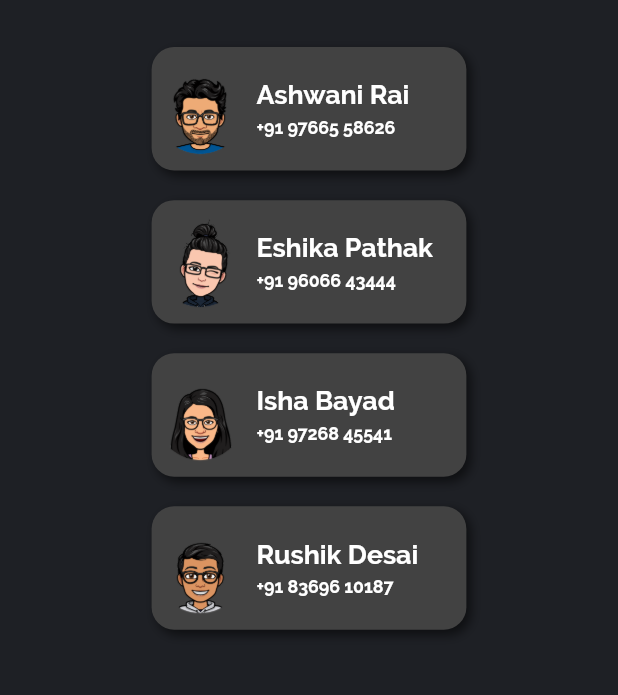
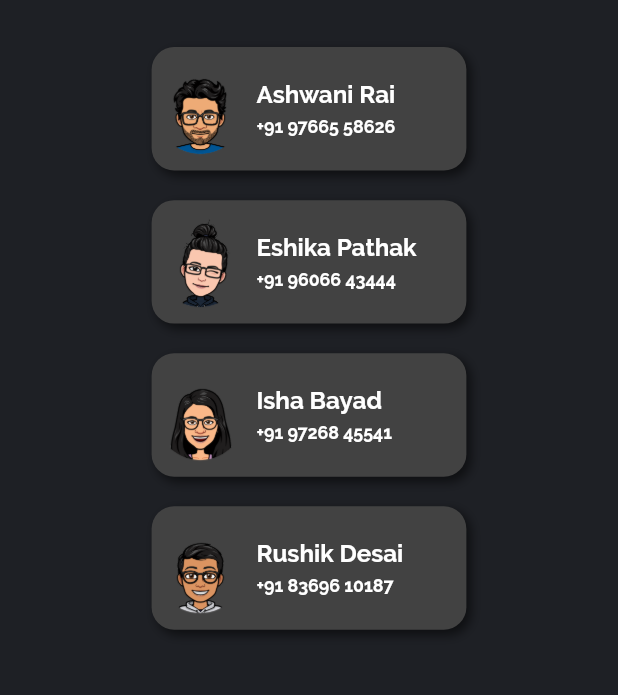
Before and after one commit to GautamV234/Blithchron, a Flutter app: the ContactUsScreen screen opened by its route, on a phone screen of 412 x 824 dp, the part 508-1203 px from its top. Run offline on Flutter 3.47's test engine with Material 2 defaults, Android fonts, the phone set to English and light mode, and no system bars; our stand-ins replace flutter_spinkit; missing offline and left inert: vs_scrollbar.

```diff
--- a/lib/Providers/EventsProvider.dart
+++ b/lib/Providers/EventsProvider.dart
@@ -1,4 +1,4 @@
-import 'package:Blith1/Widgets/HomeScreenItem.dart';
+// import 'package:Blith1/Widgets/HomeScreenItem.dart';
 import 'package:flutter/material.dart';
 import '../Model/HomeScreenModel.dart';
 
@@ -10,7 +10,7 @@
       dateSuffix: 'th',
       dateMonth: 'MAR',
       eventName: 'Reverb',
-      eventDescription: 'Registeration is live!',
+      eventDescription: 'An EDM production competition',
       color: [Color(0xff9a68f8), Color(0xff8a48fd), Color(0xff7320fe)],
       routeName: 'None',
     ),
@@ -20,7 +20,7 @@
       dateSuffix: 'th',
       dateMonth: 'MAR',
       eventName: 'Mezkala',
-      eventDescription: 'Registeration is live!',
+      eventDescription: 'Blending dance forms',
       color: [Color(0xffff6ed1), Color(0xffff21e0), Color(0xffff27e0)],
       routeName: 'None',
     ),
@@ -30,7 +30,7 @@
       dateSuffix: 'th',
       dateMonth: 'MAR',
       eventName: 'Unkahi',
-      eventDescription: 'Registeration is live!',
+      eventDescription: 'Find your solace in poetry!',
       color: [Color(0xff5ea8fe), Color(0xff3e93fe), Color(0xff347def)],
       routeName: 'None',
     ),
@@ -40,7 +40,7 @@
       dateSuffix: 'th',
       dateMonth: 'MAR',
       eventName: 'ExaggeratAD',
-      eventDescription: 'Registeration is live!',
+      eventDescription: 'Create MAD ads and win big!',
       color: [Color(0xff27d1e6), Color(0xff1dc9de), Color(0xff12b7cc)],
       routeName: 'None',
     ),
@@ -50,7 +50,7 @@
       dateSuffix: 'nd',
       dateMonth: 'MAR',
       eventName: 'Skirmish',
-      eventDescription: 'Registeration is live!',
+      eventDescription: 'A gaming event',
       color: [Color(0xff3ee4ab), Color(0xff07e19d), Color(0xff03beab)],
       routeName: 'None',
     ),
@@ -60,7 +60,8 @@
       dateSuffix: 'nd',
       dateMonth: 'MAR',
       eventName: 'Lenz Law',
-      eventDescription: 'Registeration is live!',
+      eventDescription:
+          'Ready for a 15 second photo challenge and some theme based photography?',
       color: [Color(0xff5ea8fe), Color(0xff3e93fe), Color(0xff347def)],
       routeName: 'None',
     ),
@@ -70,7 +71,7 @@
       dateSuffix: 'th',
       dateMonth: 'MAR',
       eventName: 'Quizzitch',
-      eventDescription: 'Registeration is live!',
+      eventDescription: 'Harry Potter and F.R.I.E.N.D.S fandom quiz',
       color: [Color(0xff9a68f8), Color(0xff8a48fd), Color(0xff7320fe)],
       routeName: 'None',
     ),
--- a/lib/Providers/EventsScreenProvider.dart
+++ b/lib/Providers/EventsScreenProvider.dart
@@ -30,7 +30,7 @@
       eventRegister:
           'https://docs.google.com/forms/d/e/1FAIpQLScps9WaR44CM-CT7ZLAjHxJx0CqtIoLYR9r3reiK_UxFMmWvA/viewform?usp=sf_link',
       eventRuleBook:
-          'https://drive.google.com/file/d/17kSkZppqjO0OqbuEZCXvEhX1KklJO4Ky/view?usp=drivesdk',
+          'https://drive.google.com/file/d/1URoEm-x7YtOjVzlZPGql0OwFyQt7lVvm/view',
     ),
     EventsModel(
       eventName: 'Reverb',
--- a/lib/Screens/ContactUsScreen.dart
+++ b/lib/Screens/ContactUsScreen.dart
@@ -280,7 +280,7 @@
                                 'Ashwani Rai',
                                 style: TextStyle(
                                   color: Colors.white,
-                                  fontSize: _screenHeight * 0.021559,
+                                  fontSize: _screenHeight * 0.019559,
                                 ),
                               ),
                               SizedBox(height: _screenHeight * 0.00598),
@@ -329,7 +329,8 @@
                                 'Eshika Pathak',
                                 style: TextStyle(
                                   color: Colors.white,
-                                  fontSize: _screenHeight * 0.021559,
+                                  fontSize: _screenHeight * 0.019559,
+                                  // fontSize: _screenHeight * 0.021559,
                                 ),
                               ),
                               SizedBox(height: _screenHeight * 0.00598),
@@ -378,7 +379,8 @@
                                 'Isha Bayad',
                                 style: TextStyle(
                                   color: Colors.white,
-                                  fontSize: _screenHeight * 0.021559,
+                                  fontSize: _screenHeight * 0.019559,
+                                  // fontSize: _screenHeight * 0.021559,
                                 ),
                               ),
                               SizedBox(height: _screenHeight * 0.00598),
@@ -428,7 +430,8 @@
                                 'Rushik Desai',
                                 style: TextStyle(
                                   color: Colors.white,
-                                  fontSize: _screenHeight * 0.021559,
+                                  fontSize: _screenHeight * 0.019559,
+                                  // fontSize: _screenHeight * 0.021559,
                                 ),
                               ),
                               SizedBox(height: _screenHeight * 0.00598),
--- a/lib/Screens/OurTeamScreen.dart
+++ b/lib/Screens/OurTeamScreen.dart
@@ -1,3 +1,4 @@
+import 'package:Blith1/Widgets/MyDrawer.dart';
 import 'package:flutter/material.dart';
 import '../Widgets/OurTeamItem.dart';
 
@@ -100,6 +101,7 @@
 
     return Scaffold(
       backgroundColor: Color(0xff1e2025),
+      drawer: MyDrawer(),
       appBar: AppBar(
         backgroundColor: Color(0xff1e2025),
       ),
--- a/lib/Screens/SplashScreens.dart
+++ b/lib/Screens/SplashScreens.dart
@@ -15,7 +15,7 @@
     // TODO: implement initState
     super.initState();
     Timer(Duration(seconds: 3), () async {
-      Navigator.pushNamed(context, HomeScreen.routeName);
+      Navigator.pushReplacementNamed(context, HomeScreen.routeName);
     });
   }
 
--- a/lib/Screens/SponsorsScreen.dart
+++ b/lib/Screens/SponsorsScreen.dart
@@ -171,7 +171,7 @@
               gridDelegate: SliverGridDelegateWithMaxCrossAxisExtent(
                 maxCrossAxisExtent: _screenWidth * 0.5092,
                 // maxCrossAxisExtent: 200,
-                childAspectRatio: 1.2,
+                childAspectRatio: 1.15,
                 crossAxisSpacing: _screenWidth * 0.0127,
                 mainAxisSpacing: _screenHeight * 0.00958,
                 // crossAxisSpacing: 5,
@@ -216,7 +216,7 @@
               gridDelegate: SliverGridDelegateWithMaxCrossAxisExtent(
                 maxCrossAxisExtent: _screenWidth * 0.5092,
                 // maxCrossAxisExtent: 200,
-                childAspectRatio: 1.2,
+                childAspectRatio: 1.15,
                 crossAxisSpacing: _screenWidth * 0.0127,
                 mainAxisSpacing: _screenHeight * 0.00958,
                 // crossAxisSpacing: 5,
--- a/lib/Widgets/EventsItem.dart
+++ b/lib/Widgets/EventsItem.dart
@@ -87,7 +87,7 @@
                   child: Transform(
                     transform: Matrix4.skewX(0.4),
                     child: Text(
-                      'Rule Book  ', // space --- intentional
+                      'Rulebook  ', // space --- intentional
                       style: TextStyle(
                         color: Colors.white,
                         fontSize: _screenHeight * 0.01676,
--- a/lib/Widgets/MyDrawer.dart
+++ b/lib/Widgets/MyDrawer.dart
@@ -5,6 +5,7 @@
 import '../Screens/EventsScreen.dart';
 import '../Screens/SponsorsScreen.dart';
 import '../Screens/OurTeamScreen.dart';
+import '../Screens/DevPage.dart';
 
 class MyDrawer extends StatelessWidget {
   final List drawerList = [
@@ -37,6 +38,11 @@
       'name': 'Contact Us',
       'color': [Color(0xff3ee4ab), Color(0xff07e19d), Color(0xff03beab)],
       'route': ContactUsScreen.routeName,
+    },
+    {
+      'name': 'Developers',
+      'color': [Color(0xff9a68f8), Color(0xff8a48fd), Color(0xff7320fe)],
+      'route': DevPage.routeName,
     },
   ];
 
--- a/lib/main.dart
+++ b/lib/main.dart
@@ -32,7 +32,7 @@
       ],
       child: MaterialApp(
         debugShowCheckedModeBanner: false,
-        title: 'Flutter Demo',
+        title: "Blithchron '21",
         theme: ThemeData(
           visualDensity: VisualDensity.adaptivePlatformDensity,
           fontFamily: 'Raleway',
--- a/pubspec.yaml
+++ b/pubspec.yaml
@@ -50,7 +50,7 @@
   android: "launcher_icon"
   ios: true
   image_path: "assets/appLogo.png"
-  adaptive_icon_background: "0xff26292e"
+  adaptive_icon_background: "#191919"
   adaptive_icon_foreground: "assets/appLogo.png"
 
 # For information on the generic Dart part of this file, see the
```
Also changed, not shown: lib/Screens/DevPage.dart (line endings or trailing spaces), 31 other files.
